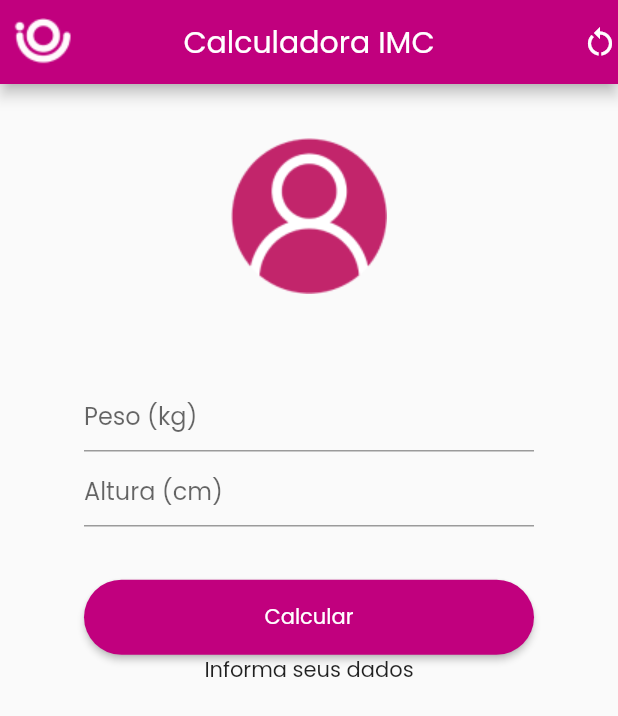
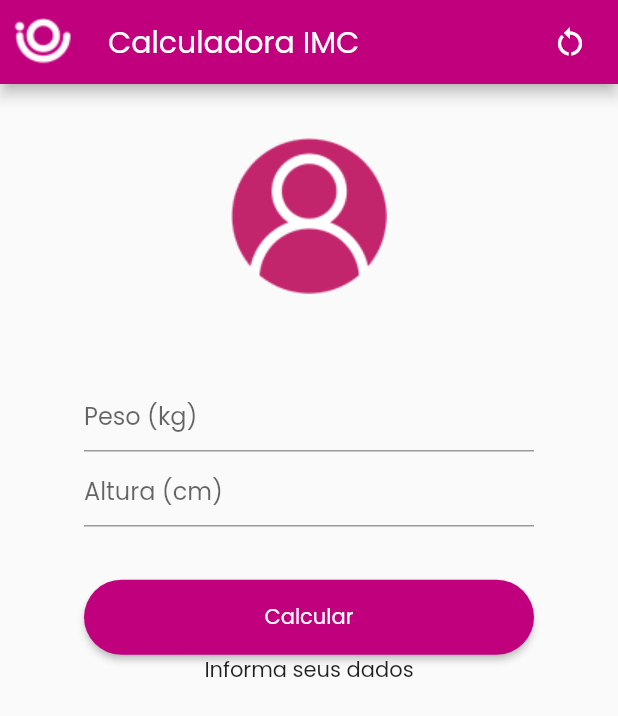
Before and after one commit to bielmariano/calculator_imc, a Flutter app: the CalculatorPage screen opened by its route, after a tap on the "restart alt" icon, on a phone screen of 412 x 824 dp. Shown: the top 716 px of the screen. Run offline on Flutter 3.47's test engine with Material 2 defaults, Android fonts, the phone set to English and light mode, and no system bars.

Commit message:
appBar title and reset button

```diff
--- a/lib/pages/calculator_page.dart
+++ b/lib/pages/calculator_page.dart
@@ -16,8 +16,8 @@ class _CalculatorPageState extends State<CalculatorPage> {
   void _resetFields() {
     heightContoller.clear();
     weightController.text = '';
-    textInfo = 'Informa seus dados'
-;  }
+    textInfo = 'Informa seus dados';
+  }
 
   void _calculaImc() {
     double height = double.parse(heightContoller.text) / 100;
@@ -48,18 +48,21 @@ class _CalculatorPageState extends State<CalculatorPage> {
     return Scaffold(
       appBar: AppBar(
         backgroundColor: Theme.of(context).primaryColor,
-        centerTitle: true,
-        leading: Image.asset('assets/images/logo_home.png'),
-        title: Text('Calculadora IMC'),
+        leading: Container(
+          child: Image.asset('assets/images/logo_home.png'),
+        ),
+        title: Container(
+child: Text('Calculadora IMC')),
         actions: [
-          GestureDetector(
-              onTap: () {
-                _resetFields();
-                setState(() {
-
-                });
-              },
-              child: Icon(Icons.restart_alt))
+          Container(
+            margin: EdgeInsets.only(right: 20),
+            child: GestureDetector(
+                onTap: () {
+                  _resetFields();
+                  setState(() {});
+                },
+                child: Icon(Icons.restart_alt)),
+          )
         ],
       ),
       body: Center(
```
